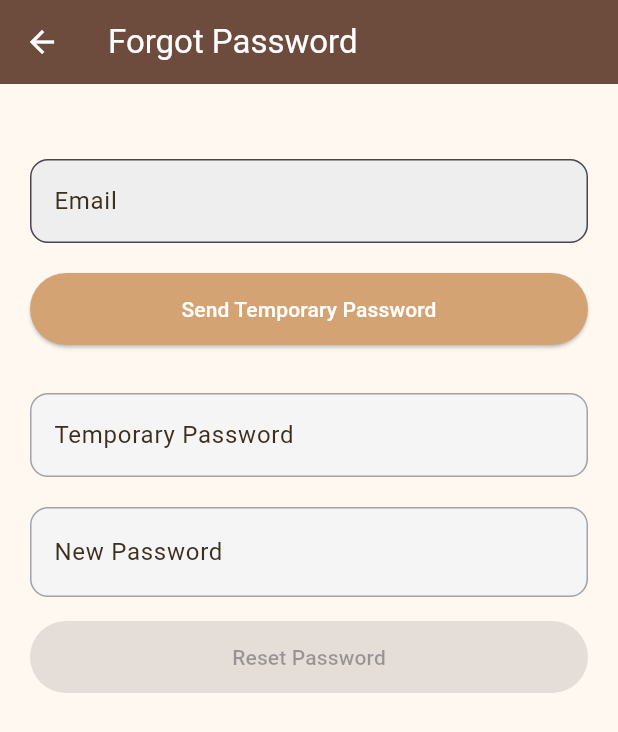
After one commit to akashsharma193/examination-flutter, a Flutter app: the ForgotPasswordScreen screen opened directly, on a phone screen of 412 x 824 dp. The commit adds this screen. Shown: the top 732 px of the screen. Run offline on Flutter 3.47's test engine with Material 3 defaults, Android fonts, the phone set to English and light mode, and no system bars; our stand-ins replace connectivity_plus, dio, file_picker, firebase_core, firebase_messaging, fl_chart and 7 more; missing offline and left inert: excel, flutter_udid, universal_html; accounts and stored records are empty.

Commit message:
forgot pass integrated

```diff
--- /dev/null
+++ b/lib/controllers/forgot_password_controller.dart
@@ -0,0 +1,75 @@
+import 'package:flutter/material.dart';
+import 'package:get/get.dart';
+import 'package:offline_test_app/core/constants/app_result.dart';
+import 'package:offline_test_app/core/constants/color_constants.dart';
+import 'package:offline_test_app/repositories/auth_repo.dart';
+
+class ForgotPasswordController extends GetxController {
+  final emailController = TextEditingController();
+  final tempPasswordController = TextEditingController();
+  final newPasswordController = TextEditingController();
+
+  final AuthRepo _repo = AuthRepo();
+
+  var isLoading = false.obs;
+  var isResetLoading = false.obs;
+  var tempSent = false.obs;
+  RxBool isObscure = false.obs;
+
+  void _showSnackbar(String message, {bool error = false}) {
+    Get.snackbar(
+      error ? 'Error' : 'Success',
+      message,
+      backgroundColor: error ? AppColors.error : AppColors.success,
+      colorText: Colors.white,
+      snackPosition: SnackPosition.BOTTOM,
+      duration: const Duration(seconds: 2),
+    );
+  }
+
+  Future<void> sendTempPassword() async {
+    isLoading.value = true;
+    final response = await _repo.sendTempPassword(emailController.text.trim());
+    isLoading.value = false;
+
+    switch (response) {
+      case AppSuccess():
+        tempSent.value = true;
+        _showSnackbar("Temporary password sent. Check your email.");
+      case AppFailure():
+        _showSnackbar(response.errorMessage ?? "Failed to send temp password.",
+            error: true);
+    }
+  }
+
+  Future<void> resetPassword() async {
+    isResetLoading.value = true;
+    final response = await _repo.resetPassword(
+      email: emailController.text.trim(),
+      tempPassword: tempPasswordController.text.trim(),
+      newPassword: newPasswordController.text.trim(),
+    );
+    isResetLoading.value = false;
+
+    switch (response) {
+      case AppSuccess():
+        _showSnackbar("Password reset successfully.");
+        tempSent.value = false;
+        emailController.clear();
+        tempPasswordController.clear();
+        newPasswordController.clear();
+        Get.toNamed('/login');
+      case AppFailure():
+        _showSnackbar(response.errorMessage ?? "Failed to reset password.",
+            error: true);
+    }
+  }
+
+  @override
+  void onClose() {
+    emailController.dispose();
+    tempPasswordController.dispose();
+    newPasswordController.dispose();
+    super.onClose();
+  }
+}
--- /dev/null
+++ b/lib/screens/forgot_password.dart
@@ -0,0 +1,110 @@
+import 'package:flutter/material.dart';
+import 'package:get/get.dart';
+import 'package:offline_test_app/controllers/forgot_password_controller.dart';
+import 'package:offline_test_app/core/constants/color_constants.dart';
+
+class ForgotPasswordScreen extends StatelessWidget {
+  ForgotPasswordScreen({Key? key}) : super(key: key);
+
+  final ForgotPasswordController controller =
+      Get.put(ForgotPasswordController());
+
+  Widget _buildTextField(String label, TextEditingController textController,
+      {bool obscure = false, bool enabled = true, bool isPassword = false}) {
+    return SizedBox(
+      height: 60,
+      child: TextField(
+        controller: textController,
+        obscureText: isPassword ? obscure : false,
+        enabled: enabled,
+        decoration: InputDecoration(
+            filled: true,
+            fillColor:
+                enabled ? AppColors.inputBackground : Colors.grey.shade100,
+            labelText: label,
+            labelStyle: const TextStyle(color: AppColors.textPrimary),
+            border: OutlineInputBorder(
+              borderRadius: BorderRadius.circular(12),
+              borderSide: const BorderSide(color: AppColors.border),
+            ),
+            enabled: isPassword,
+            suffix: !isPassword
+                ? null
+                : IconButton(
+                    onPressed: controller.isObscure.toggle,
+                    icon: Icon(
+                        obscure ? Icons.visibility_off : Icons.visibility))),
+      ),
+    );
+  }
+
+  @override
+  Widget build(BuildContext context) {
+    return Scaffold(
+      backgroundColor: AppColors.cardBackground,
+      appBar: AppBar(
+        title: const Text('Forgot Password'),
+        backgroundColor: AppColors.appBar,
+        foregroundColor: Colors.white,
+      ),
+      body: Padding(
+        padding: const EdgeInsets.all(20.0),
+        child: Obx(
+          () => ListView(
+            children: [
+              const SizedBox(
+                height: 30,
+              ),
+              _buildTextField("Email", controller.emailController),
+              const SizedBox(height: 16),
+              ElevatedButton(
+                onPressed: controller.isLoading.value
+                    ? null
+                    : controller.sendTempPassword,
+                style: ElevatedButton.styleFrom(
+                  backgroundColor: AppColors.button,
+                  foregroundColor: Colors.white,
+                  padding: const EdgeInsets.symmetric(vertical: 14),
+                ),
+                child: controller.isLoading.value
+                    ? const CircularProgressIndicator(color: Colors.white)
+                    : const Text("Send Temporary Password"),
+              ),
+              const SizedBox(height: 32),
+              _buildTextField(
+                "Temporary Password",
+                controller.tempPasswordController,
+                enabled: controller.tempSent.value,
+              ),
+              const SizedBox(height: 16),
+              Obx(
+                () => _buildTextField(
+                  "New Password",
+                  isPassword: true,
+                  controller.newPasswordController,
+                  obscure: controller.isObscure.value,
+                  enabled: controller.tempSent.value,
+                ),
+              ),
+              const SizedBox(height: 16),
+              ElevatedButton(
+                onPressed: controller.tempSent.value &&
+                        !controller.isResetLoading.value
+                    ? controller.resetPassword
+                    : null,
+                style: ElevatedButton.styleFrom(
+                  backgroundColor: AppColors.success,
+                  foregroundColor: Colors.white,
+                  padding: const EdgeInsets.symmetric(vertical: 14),
+                ),
+                child: controller.isResetLoading.value
+                    ? const CircularProgressIndicator(color: Colors.white)
+                    : const Text("Reset Password"),
+              ),
+            ],
+          ),
+        ),
+      ),
+    );
+  }
+}
--- a/lib/screens/login_page.dart
+++ b/lib/screens/login_page.dart
@@ -118,6 +118,7 @@ import 'package:flutter_svg/svg.dart';
 import 'package:get/get.dart';
 import 'package:offline_test_app/controllers/auth_controller.dart';
 import 'package:offline_test_app/core/constants/textstyles_constants.dart';
+import 'package:offline_test_app/screens/forgot_password.dart';
 import 'package:offline_test_app/screens/register_screen.dart';
 import 'package:offline_test_app/widgets/custom_text_field.dart';
 import 'package:offline_test_app/core/constants/color_constants.dart';
@@ -236,7 +237,7 @@ class _LoginPageState extends State<LoginPage> {
               alignment: Alignment.centerRight,
               child: TextButton(
                 onPressed: () {
-                  authController.forgotPassword();
+                  Get.to(() => ForgotPasswordScreen());
                 },
                 child: const Text('Forgot Password?'),
               ),
--- a/lib/widgets/drawer_widget.dart
+++ b/lib/widgets/drawer_widget.dart
@@ -60,10 +60,8 @@ class _AppDrawerState extends State<AppDrawer> {
             const SizedBox(height: 10),
             Text('Batch: ${AppLocalStorage.instance.user.batch}',
                 style: AppTextStyles.body),
-            const SizedBox(height: 10),
             Text('Org Code: ${AppLocalStorage.instance.user.orgCode}',
                 style: AppTextStyles.body),
-            const SizedBox(height: 10),
             Text('User ID: ${AppLocalStorage.instance.user.userId}',
                 style: AppTextStyles.body),
             Text('Email: ${AppLocalStorage.instance.user.email}',
--- a/pubspec.yaml
+++ b/pubspec.yaml
@@ -16,7 +16,7 @@ publish_to: "none" # Remove this line if you wish to publish to pub.dev
 # https://developer.apple.com/library/archive/documentation/General/Reference/InfoPlistKeyReference/Articles/CoreFoundationKeys.html
 # In Windows, build-name is used as the major, minor, and patch parts
 # of the product and file versions while build-number is used as the build suffix.
-version: 1.0.0+23
+version: 1.0.0+27
 
 environment:
   sdk: ^3.5.4
```
Also changed, not shown: lib/repositories/auth_repo.dart (+50 -0 lines), 4 other files.
